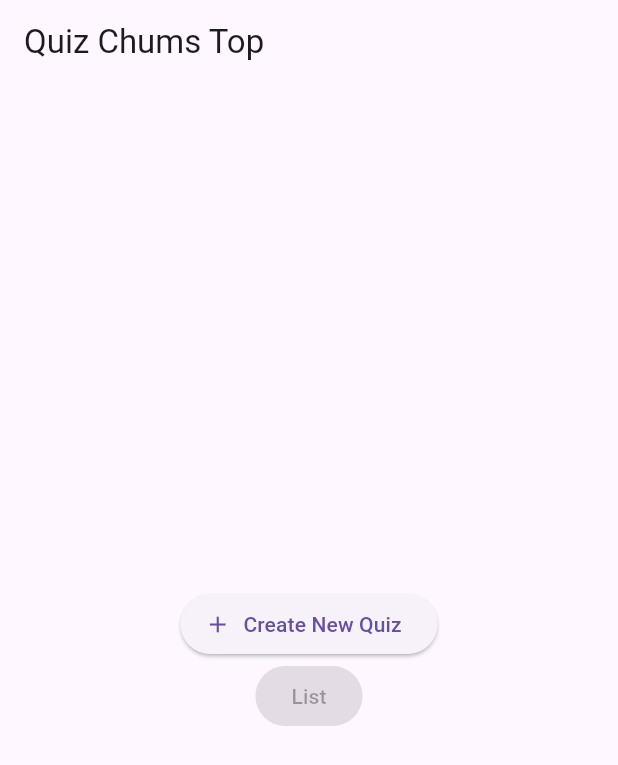
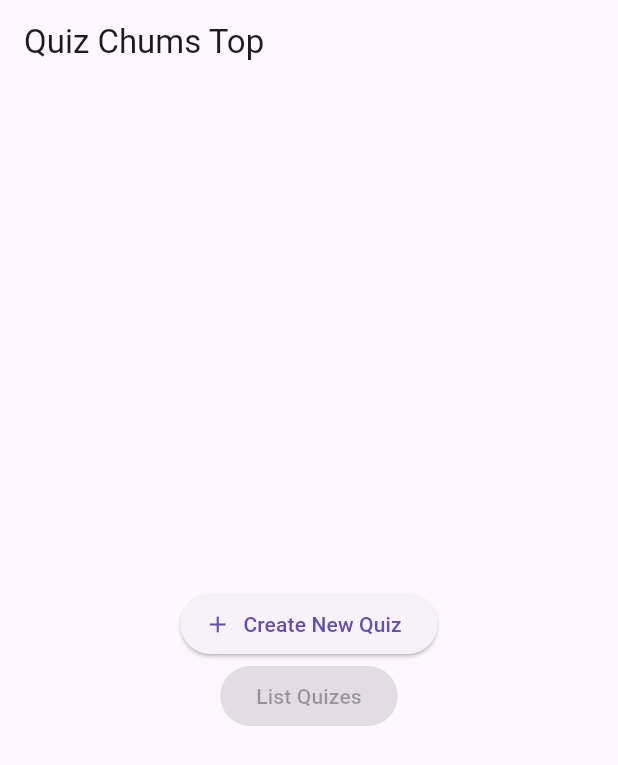
Before and after one commit to akyunus/quiz-chums-top, a Flutter app: the screen it shows after launch, on a phone screen of 412 x 824 dp. Shown: the top 765 px of the screen. Run offline on Flutter 3.47's test engine with Material 3 defaults, Android fonts, the phone set to English and light mode, and no system bars; our stand-ins replace go_router.

Commit message:
Update home_page.dart

```diff
--- a/lib/home_page.dart
+++ b/lib/home_page.dart
@@ -24,7 +24,7 @@ class HomePage extends StatelessWidget {
             ),
             const ElevatedButton(
               onPressed: null, // Butonu pasif hale getirmek için onPressed'i null yapıyoruz
-              child: Text('List'),
+              child: Text('List Quizes'),
             ),
           ],
         ),
```
